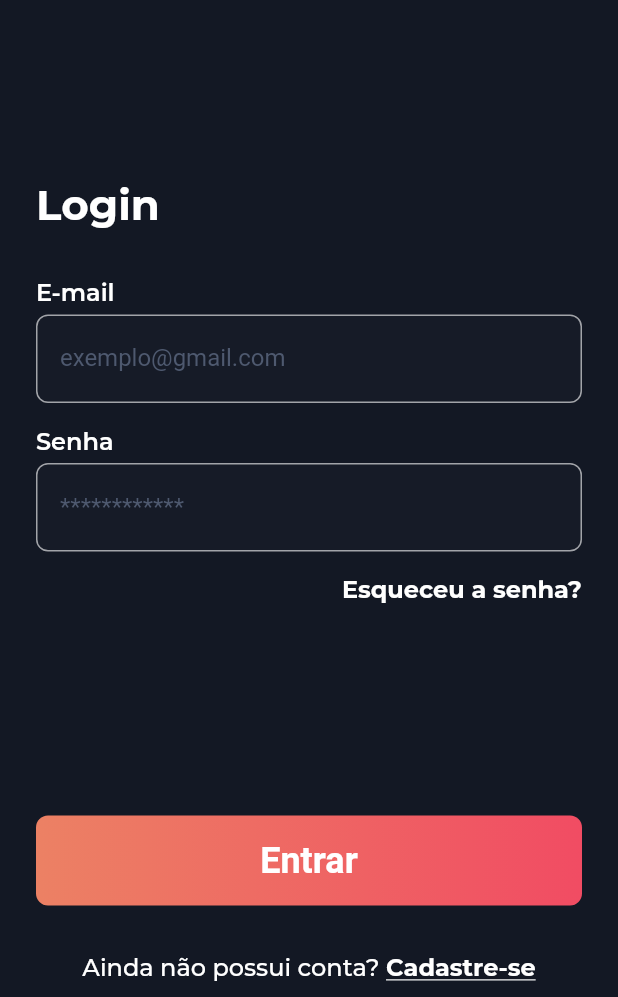
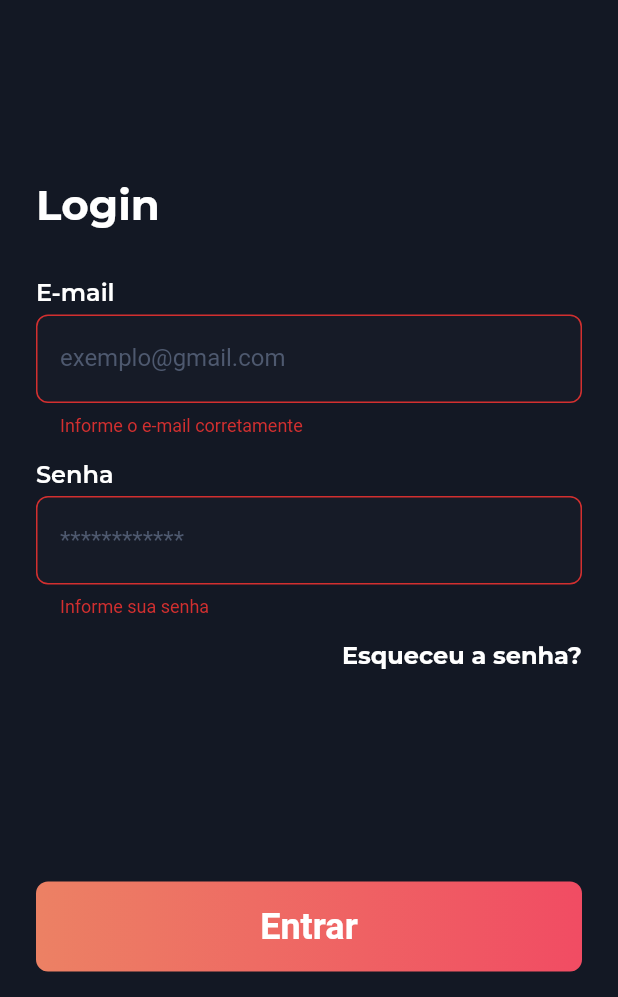
Before and after one commit to edney-santos/cinereview, a Flutter app: the screen it shows after launch, after a tap on "Entrar", on a phone screen of 412 x 824 dp, the part 239-1236 px from its top. Run offline on Flutter 3.47's test engine with Material 2 defaults, Android fonts, the light colour scheme and no system bars; our stand-ins replace firebase_auth, firebase_core, flutter_svg; accounts and stored records are empty.

Commit message:
[style] correções de componentes

```diff
--- a/lib/components/block_button.dart
+++ b/lib/components/block_button.dart
@@ -42,7 +42,8 @@ class BlockButton extends StatelessWidget {
           child: Text(
             label,
           ),
-          )),
+        ),
+      ),
     );
   }
 }
--- a/lib/components/custom_form_field.dart
+++ b/lib/components/custom_form_field.dart
@@ -1,9 +1,11 @@
 import 'package:cinereview/styles/colors.dart';
+import 'package:cinereview/styles/text.dart';
 import 'package:flutter/material.dart';
 
 class CustomFormField extends StatelessWidget {
   final TextEditingController controller;
-  final String labelText;
+  final String label;
+  final String placeholder;
   final Color color;
   final TextInputType keyType;
   final bool obscureText;
@@ -12,16 +14,28 @@ class CustomFormField extends StatelessWidget {
   const CustomFormField({
     super.key,
     required this.controller,
-    required this.labelText,
+    required this.label,
     required this.color,
     required this.keyType,
     required this.obscureText,
     this.validators,
+    required this.placeholder,
   });
 
   @override
   Widget build(BuildContext context) {
-    return TextFormField(
+    return Column(
+      children: [
+        Row(
+          children: [
+            Text(
+              label,
+              style: ProjectText.label,
+            )
+          ],
+        ),
+        Container(height: 4),
+        TextFormField(
           validator: validators,
           controller: controller,
           cursorColor: color,
@@ -30,7 +44,7 @@ class CustomFormField extends StatelessWidget {
           decoration: InputDecoration(
             filled: true,
             fillColor: Colors.white.withOpacity(0.01),
-        labelText: labelText,
+            labelText: placeholder,
             labelStyle: const TextStyle(color: ProjectColors.lightGray),
             floatingLabelBehavior: FloatingLabelBehavior.never,
             border: OutlineInputBorder(
@@ -43,9 +57,13 @@ class CustomFormField extends StatelessWidget {
                 width: 1.0,
               ),
             ),
-        contentPadding:
-            const EdgeInsets.symmetric(vertical: 20.0, horizontal: 16.0),
+            contentPadding: const EdgeInsets.symmetric(
+              vertical: 20.0,
+              horizontal: 16.0,
             ),
+          ),
+        ),
+      ],
     );
   }
 }
--- a/lib/pages/login_page.dart
+++ b/lib/pages/login_page.dart
@@ -1,6 +1,7 @@
 import 'package:cinereview/components/block_button.dart';
 import 'package:cinereview/components/custom_form_field.dart';
 import 'package:cinereview/styles/colors.dart';
+import 'package:cinereview/styles/text.dart';
 import 'package:flutter/material.dart';
 import 'package:flutter_svg/flutter_svg.dart';
 
@@ -43,6 +44,14 @@ class _LoginPageState extends State<LoginPage> {
     });
   }
 
+  login() {
+
+  }
+
+  register() {
+
+  }
+
   @override
   Widget build(BuildContext context) {
     return Scaffold(
@@ -56,15 +65,7 @@ class _LoginPageState extends State<LoginPage> {
               Container(height: 120),
               Row(
                 children: [
-                    Text(
-                      tittle,
-                      style: const TextStyle(
-                        color: Colors.white,
-                        fontFamily: 'Montserrat',
-                        fontWeight: FontWeight.bold,
-                        fontSize: 28,
-                      ),
-                    ),
+                  Text(tittle, style: ProjectText.tittle),
                 ],
               ),
               Container(height: 32),
@@ -72,87 +73,75 @@ class _LoginPageState extends State<LoginPage> {
                 key: formKey,
                 child: Column(
                   children: [
-                      const Row(
-                        children: [
-                          Text(
-                            'E-mail',
-                            style: TextStyle(
-                              color: Colors.white,
-                              fontFamily: 'Montserrat',
-                              fontWeight: FontWeight.w600,
-                              fontSize: 16,
-                            ),
-                          )
-                        ],
-                      ),
-                      Container(height: 4),
                     CustomFormField(
                       controller: email,
-                        labelText: 'exemplo@gmail.com',
+                      label: 'E-mail',
+                      placeholder: 'exemplo@gmail.com',
                       color: ProjectColors.orange,
                       keyType: TextInputType.emailAddress,
                       obscureText: false,
+                      validators: (value) {
+                        if (value!.isEmpty) {
+                          return 'Informe o e-mail corretamente';
+                        }
+
+                        return null;
+                      },
                     ),
                     Container(height: 16),
-                      const Row(
-                        children: [
-                          Text(
-                            'Senha',
-                            style: TextStyle(
-                              color: Colors.white,
-                              fontFamily: 'Montserrat',
-                              fontWeight: FontWeight.w600,
-                              fontSize: 16,
-                            ),
-                          )
-                        ],
-                      ),
-                      Container(height: 4),
                     CustomFormField(
                       controller: password,
-                        labelText: '************',
+                      label: 'Senha',
+                      placeholder: '************',
                       color: ProjectColors.orange,
                       keyType: TextInputType.text,
                       obscureText: true,
+                      validators: (value) {
+                        if (value!.isEmpty) {
+                          return 'Informe sua senha';
+                        } else if (value.length < 6) {
+                          return 'A senha deve ter ao menos 6 caracteres';
+                        }
+                        return null;
+                      },
                     ),
                     Container(height: 16),
                     const Row(
                       mainAxisAlignment: MainAxisAlignment.end,
                       children: [
-                          Text(
-                            'Esqueceu a senha?',
-                            style: TextStyle(
-                              fontFamily: 'Montserrat',
-                              fontWeight: FontWeight.w700,
-                              fontSize: 16,
-                            ),
-                          ),
+                        Text('Esqueceu a senha?', style: ProjectText.bold),
                       ],
                     ),
                     Container(height: 140),
                     BlockButton(
-                        label: 'Entrar',
-                        onPressed: () => {},
+                      label: actionButton,
+                      onPressed: () => {
+                        if (formKey.currentState!.validate()) {
+                          if (isLogin) {
+                            login()
+                          } else {
+                            register()
+                          }
+                        }
+                      },
                     ),
                     Container(height: 32),
-                      const Row(
+                    Row(
                       mainAxisAlignment: MainAxisAlignment.center,
+                      children: [
+                        TextButton(
+                          onPressed: () => setFormAction(!isLogin),
+                          child: const Row(
                             children: [
                               Text(
                                 'Ainda não possui conta? ',
-                            style: TextStyle(
-                              fontFamily: 'Montserrat',
-                              fontSize: 16,
-                              fontWeight: FontWeight.w500,
-                            ),
+                                style: ProjectText.regular,
                               ),
                               Text(
-                            'Cadastre-se',
-                            style: TextStyle(
-                              fontFamily: 'Montserrat',
-                              fontSize: 16,
-                              fontWeight: FontWeight.w700,
-                              decoration: TextDecoration.underline,
+                                'Cadastre-se!',
+                                style: ProjectText.boldUnderline,
+                              )
+                            ],
                           ),
                         )
                       ],
@@ -161,7 +150,8 @@ class _LoginPageState extends State<LoginPage> {
                 ),
               ),
             ],
-            )),
+          ),
+        ),
       ),
     );
   }
--- /dev/null
+++ b/lib/styles/text.dart
@@ -0,0 +1,41 @@
+import 'package:flutter/material.dart';
+
+const String fontName = 'Montserrat';
+
+class ProjectText {
+  static const TextStyle tittle = TextStyle(
+    color: Colors.white,
+    fontFamily: fontName,
+    fontWeight: FontWeight.bold,
+    fontSize: 28,
+  );
+
+  static const TextStyle regular = TextStyle(
+    color: Colors.white,
+    fontFamily: fontName,
+    fontSize: 16,
+    fontWeight: FontWeight.w500,
+  );
+
+  static const TextStyle bold = TextStyle(
+    color: Colors.white,
+    fontFamily: fontName,
+    fontSize: 16,
+    fontWeight: FontWeight.w700,
+  );
+
+  static const TextStyle boldUnderline = TextStyle(
+    color: Colors.white,
+    fontFamily: fontName,
+    fontSize: 16,
+    fontWeight: FontWeight.w700,
+    decoration: TextDecoration.underline,
+  );
+
+  static const TextStyle label = TextStyle(
+    color: Colors.white,
+    fontFamily: 'Montserrat',
+    fontWeight: FontWeight.w600,
+    fontSize: 16,
+  );
+}
```
Lines whose indentation alone changed are shown as unchanged.
